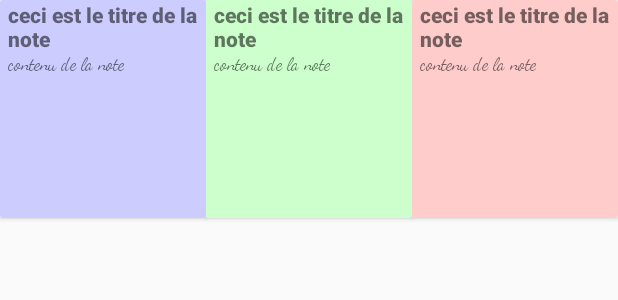
After one commit to RiviereGregory/kotlin_dev_applications_mobiles, an Android app built with Jetpack Compose: the layout item_view.xml on its own in the app's theme, with its tools: preview values and no code run, on a phone screen of 412 x 824 dp. The commit adds this screen. Shown: the top 300 px of the screen. Run offline under Robolectric (Android 15) with nearby library versions, the phone set to English and light mode, and no system bars.

Commit message:
feat: BlocNote - Ajout layout cardview pour note

```diff
--- a/BlocNote/app/build.gradle
+++ b/BlocNote/app/build.gradle
@@ -59,6 +59,8 @@ dependencies {
     implementation 'androidx.appcompat:appcompat:1.6.1'
     implementation 'com.google.android.material:material:1.5.0'
     implementation 'androidx.constraintlayout:constraintlayout:2.1.4'
+    implementation 'androidx.recyclerview:recyclerview:1.3.2'
+    implementation 'androidx.cardview:cardview:1.0.0'
     testImplementation 'junit:junit:4.13.2'
     androidTestImplementation 'androidx.test.ext:junit:1.1.5'
     androidTestImplementation 'androidx.test.espresso:espresso-core:3.5.1'
--- /dev/null
+++ b/BlocNote/app/src/main/res/layout/item_view.xml
@@ -0,0 +1,115 @@
+<?xml version="1.0" encoding="utf-8"?>
+<LinearLayout xmlns:android="http://schemas.android.com/apk/res/android"
+    android:layout_width="match_parent"
+    android:layout_height="150dp"
+    android:orientation="horizontal"
+    android:weightSum="3">
+
+    <androidx.cardview.widget.CardView
+        android:id="@+id/card_view1"
+        android:layout_width="match_parent"
+        android:layout_height="wrap_content"
+        android:layout_weight="1"
+        android:clickable="true"
+        android:focusable="true"
+        android:foreground="?android:attr/selectableItemBackground">
+
+        <RelativeLayout
+            android:id="@+id/layout1"
+            android:layout_width="match_parent"
+            android:layout_height="145dp"
+            android:background="@color/violet">
+
+            <TextView
+                android:id="@+id/titre1"
+                android:layout_width="wrap_content"
+                android:layout_height="wrap_content"
+                android:fontFamily="sans-serif-black"
+                android:paddingLeft="5dp"
+                android:text="@string/ceci_est_le_titre_de_la_note"
+                android:textSize="14sp" />
+
+            <TextView
+                android:id="@+id/contenu1"
+                android:layout_width="wrap_content"
+                android:layout_height="wrap_content"
+                android:layout_below="@id/titre1"
+                android:fontFamily="cursive"
+                android:paddingLeft="5dp"
+                android:text="@string/contenu_de_la_note"
+                android:textSize="12sp" />
+        </RelativeLayout>
+    </androidx.cardview.widget.CardView>
+
+    <androidx.cardview.widget.CardView
+        android:id="@+id/card_view2"
+        android:layout_width="match_parent"
+        android:layout_height="wrap_content"
+        android:layout_weight="1"
+        android:clickable="true"
+        android:focusable="true"
+        android:foreground="?android:attr/selectableItemBackground">
+
+        <RelativeLayout
+            android:id="@+id/layout2"
+            android:layout_width="match_parent"
+            android:layout_height="145dp"
+            android:background="@color/vert">
+
+            <TextView
+                android:id="@+id/titre2"
+                android:layout_width="wrap_content"
+                android:layout_height="wrap_content"
+                android:fontFamily="sans-serif-black"
+                android:paddingLeft="5dp"
+                android:text="@string/ceci_est_le_titre_de_la_note"
+                android:textSize="14sp" />
+
+            <TextView
+                android:id="@+id/contenu2"
+                android:layout_width="wrap_content"
+                android:layout_height="wrap_content"
+                android:layout_below="@id/titre2"
+                android:fontFamily="cursive"
+                android:paddingLeft="5dp"
+                android:text="@string/contenu_de_la_note"
+                android:textSize="12sp" />
+        </RelativeLayout>
+    </androidx.cardview.widget.CardView>
+
+    <androidx.cardview.widget.CardView
+        android:id="@+id/card_view3"
+        android:layout_width="match_parent"
+        android:layout_height="wrap_content"
+        android:layout_weight="1"
+        android:clickable="true"
+        android:focusable="true"
+        android:foreground="?android:attr/selectableItemBackground">
+
+        <RelativeLayout
+            android:id="@+id/layout3"
+            android:layout_width="match_parent"
+            android:layout_height="145dp"
+            android:background="@color/rose">
+
+            <TextView
+                android:id="@+id/titre3"
+                android:layout_width="wrap_content"
+                android:layout_height="wrap_content"
+                android:fontFamily="sans-serif-black"
+                android:paddingLeft="5dp"
+                android:text="@string/ceci_est_le_titre_de_la_note"
+                android:textSize="14sp" />
+
+            <TextView
+                android:id="@+id/contenu3"
+                android:layout_width="wrap_content"
+                android:layout_height="wrap_content"
+                android:layout_below="@id/titre3"
+                android:fontFamily="cursive"
+                android:paddingLeft="5dp"
+                android:text="@string/contenu_de_la_note"
+                android:textSize="12sp" />
+        </RelativeLayout>
+    </androidx.cardview.widget.CardView>
+</LinearLayout>
--- a/BlocNote/app/src/main/res/values/colors.xml
+++ b/BlocNote/app/src/main/res/values/colors.xml
@@ -7,4 +7,7 @@
     <color name="teal_700">#FF018786</color>
     <color name="black">#FF000000</color>
     <color name="white">#FFFFFFFF</color>
+    <color name="violet">#CCCCFF</color>
+    <color name="vert">#CCFFCC</color>
+    <color name="rose">#FFCCCC</color>
 </resources>
--- a/BlocNote/app/src/main/res/values/strings.xml
+++ b/BlocNote/app/src/main/res/values/strings.xml
@@ -1,3 +1,5 @@
 <resources>
     <string name="app_name">BlocNote</string>
+    <string name="ceci_est_le_titre_de_la_note">ceci est le titre de la note</string>
+    <string name="contenu_de_la_note">contenu de la note</string>
 </resources>
```
